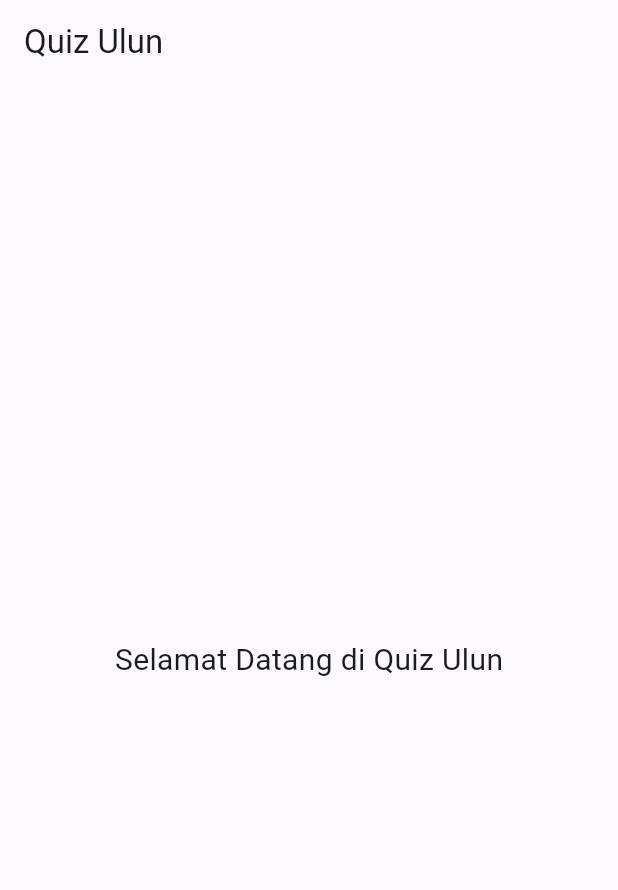
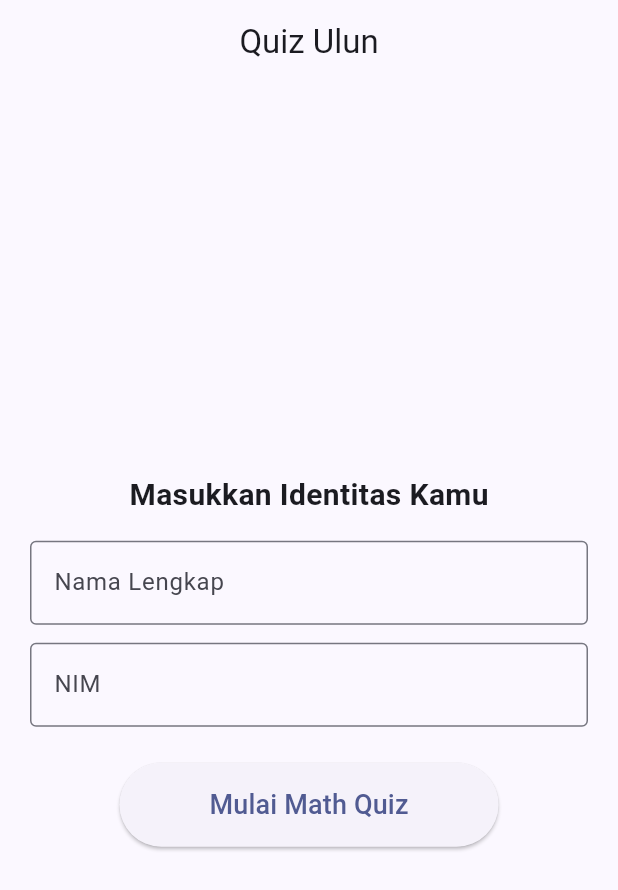
Before and after one commit to Azlinsyah-231401013/quiz_ulun, a Flutter app: the screen it shows after launch, on a phone screen of 412 x 824 dp. Shown: the top 890 px of the screen. Run offline on Flutter 3.47's test engine with Material 3 defaults, Android fonts, the phone set to English and light mode, and no system bars.

Commit message:
feat(home): add input for name and NIM with start button

```diff
--- a/lib/main.dart
+++ b/lib/main.dart
@@ -1,4 +1,5 @@
 import 'package:flutter/material.dart';
+import 'pages/home_page.dart';
 
 void main() => runApp(const QuizUlunApp());
 
@@ -13,32 +14,21 @@ class QuizUlunApp extends StatelessWidget {
       themeMode: ThemeMode.system,
       theme: ThemeData(
         brightness: Brightness.light,
-        colorScheme: ColorScheme.fromSeed(seedColor: Colors.indigo),
+        colorScheme: ColorScheme.fromSeed(
+          seedColor: Colors.indigo,
+          brightness: Brightness.light, // ✅ tambahkan ini
+        ),
         useMaterial3: true,
       ),
       darkTheme: ThemeData(
         brightness: Brightness.dark,
-        colorScheme: ColorScheme.fromSeed(seedColor: Colors.indigo),
+        colorScheme: ColorScheme.fromSeed(
+          seedColor: Colors.indigo,
+          brightness: Brightness.dark, // ✅ tambahkan ini juga
+        ),
         useMaterial3: true,
       ),
       home: const HomePage(),
     );
   }
 }
-
-class HomePage extends StatelessWidget {
-  const HomePage({super.key});
-
-  @override
-  Widget build(BuildContext context) {
-    return Scaffold(
-      appBar: AppBar(title: const Text("Quiz Ulun")),
-      body: const Center(
-        child: Text(
-          "Selamat Datang di Quiz Ulun",
-          style: TextStyle(fontSize: 20),
-        ),
-      ),
-    );
-  }
-}
--- /dev/null
+++ b/lib/pages/home_page.dart
@@ -0,0 +1,81 @@
+import 'package:flutter/material.dart';
+import 'quiz_page.dart';
+
+class HomePage extends StatefulWidget {
+  const HomePage({super.key});
+
+  @override
+  State<HomePage> createState() => _HomePageState();
+}
+
+class _HomePageState extends State<HomePage> {
+  final _name = TextEditingController();
+  final _nim  = TextEditingController();
+
+  @override
+  Widget build(BuildContext context) {
+    return Scaffold(
+      appBar: AppBar(
+        title: const Text("Quiz Ulun"),
+        centerTitle: true,
+      ),
+      body: Padding(
+        padding: const EdgeInsets.all(20),
+        child: Column(
+          mainAxisAlignment: MainAxisAlignment.center,
+          children: [
+            const Text(
+              "Masukkan Identitas Kamu",
+              style: TextStyle(fontSize: 20, fontWeight: FontWeight.bold),
+            ),
+            const SizedBox(height: 16),
+            TextField(
+              controller: _name,
+              decoration: const InputDecoration(
+                labelText: "Nama Lengkap",
+                border: OutlineInputBorder(),
+              ),
+            ),
+            const SizedBox(height: 12),
+            TextField(
+              controller: _nim,
+              decoration: const InputDecoration(
+                labelText: "NIM",
+                border: OutlineInputBorder(),
+              ),
+            ),
+            const SizedBox(height: 24),
+            ElevatedButton(
+              onPressed: () {
+                if (_name.text.isEmpty || _nim.text.isEmpty) {
+                  ScaffoldMessenger.of(context).showSnackBar(
+                    const SnackBar(content: Text("Nama & NIM wajib diisi")),
+                  );
+                  return;
+                }
+
+                Navigator.push(
+                  context,
+                  MaterialPageRoute(
+                    builder: (_) => QuizPage(
+                      name: _name.text,
+                      nim: _nim.text,
+                    ),
+                  ),
+                );
+              },
+              style: ElevatedButton.styleFrom(
+                padding:
+                    const EdgeInsets.symmetric(horizontal: 60, vertical: 15),
+              ),
+              child: const Text(
+                "Mulai Math Quiz",
+                style: TextStyle(fontSize: 18),
+              ),
+            ),
+          ],
+        ),
+      ),
+    );
+  }
+}
--- /dev/null
+++ b/lib/pages/quiz_page.dart
@@ -0,0 +1,18 @@
+import 'package:flutter/material.dart';
+
+class QuizPage extends StatelessWidget {
+  final String name;
+  final String nim;
+
+  const QuizPage({super.key, required this.name, required this.nim});
+
+  @override
+  Widget build(BuildContext context) {
+    return Scaffold(
+      appBar: AppBar(title: const Text("Quiz Page")),
+      body: Center(
+        child: Text("Hai $name ($nim), selamat datang di Quiz!"),
+      ),
+    );
+  }
+}
```
